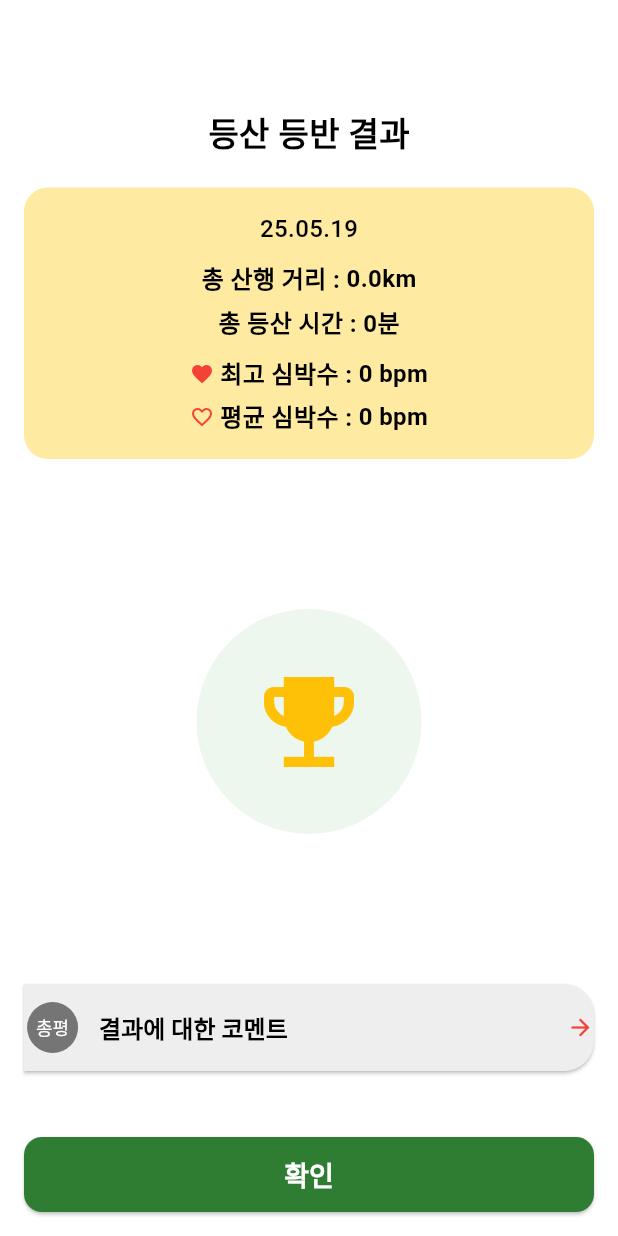
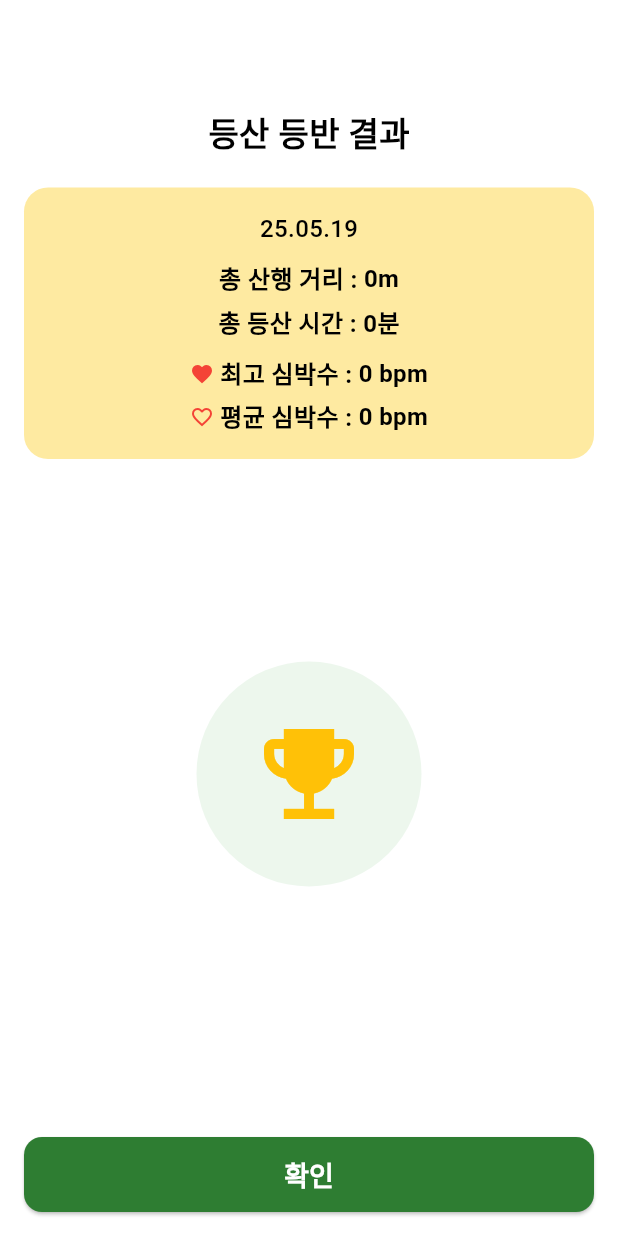
Before and after one commit to thesiakim/Ollana, a Flutter app: the TrackingResultScreen screen opened by its route, on a phone screen of 412 x 824 dp. Run offline on Flutter 3.47's test engine with Material 3 defaults, Android fonts, the phone set to English and light mode, and no system bars; our stand-ins replace app_links, carousel_slider, fl_chart, flutter_blue_plus, flutter_compass, flutter_dotenv and 6 more; missing offline and left inert: flutter_background_service, flutter_naver_map, jwt_decode, watch_connectivity; accounts and stored records are empty; network calls fail; Roboto replaces fonts that are missing (GmarketSans).

Commit message:
[황학선] #Fix Front :  트래킹 페이지 데이터 수정

```diff
--- a/front/lib/screens/tracking/tracking_result_screen.dart
+++ b/front/lib/screens/tracking/tracking_result_screen.dart
@@ -10,8 +10,8 @@ class TrackingResultScreen extends StatefulWidget {
   final String? opponentRecordDate;
   final int? opponentRecordTime;
   final int? opponentMaxHeartRate;
-  final double? opponentAvgHeartRate;
-  final int? currentElapsedSeconds;
+  final int? opponentAvgHeartRate;
+  final int? currentElapsedMinutes;
   final double? currentDistanceMeters;
   final String? previousRecordDate;
   final int? previousRecordTimeSeconds;
@@ -26,7 +26,7 @@ class TrackingResultScreen extends StatefulWidget {
     this.opponentRecordTime,
     this.opponentMaxHeartRate,
     this.opponentAvgHeartRate,
-    this.currentElapsedSeconds,
+    this.currentElapsedMinutes,
     this.currentDistanceMeters,
     this.previousRecordDate,
     this.previousRecordTimeSeconds,
@@ -71,14 +71,14 @@ class _TrackingResultScreenState extends State<TrackingResultScreen> {
   }
 
   // 분을 시간 문자열로 변환 (예: 90 -> "1시간 30분")
-  String _formatSeconds(int minutes) {
+  String _formatMinutes(int minutes) {
     final int hours = minutes ~/ 60;
     final int remainingMinutes = minutes % 60;
 
     if (hours > 0) {
-      return '${hours}시간 ${remainingMinutes}분';
+      return '$hours시간 $remainingMinutes분';
     } else {
-      return '${remainingMinutes}분';
+      return '$remainingMinutes분';
     }
   }
 
@@ -177,7 +177,7 @@ class _TrackingResultScreenState extends State<TrackingResultScreen> {
     debugPrint('[tracking_result_screen] resultData: ${widget.resultData}');
 
     // 현재 기록
-    final int currTime = widget.currentElapsedSeconds ?? 0;
+    final int currTime = widget.currentElapsedMinutes ?? 0;
     final double currDist = widget.currentDistanceMeters ?? 0.0;
     final String currDistText = currDist < 1000
         ? '${currDist.toInt()}분'
@@ -192,7 +192,7 @@ class _TrackingResultScreenState extends State<TrackingResultScreen> {
     // 이전 기록
     final String prevDate = widget.previousRecordDate ?? '—';
     final int prevTime = widget.previousRecordTimeSeconds ?? 0;
-    final String prevTimeText = _formatSeconds(prevTime);
+    final String prevTimeText = _formatMinutes(prevTime);
     final int prevMaxHr = widget.previousMaxHeartRate ?? 0;
     final int prevAvgHrDouble = widget.previousAvgHeartRate ?? 0;
     final String prevAvgHrText = '${prevAvgHrDouble.round()} bpm';
@@ -275,7 +275,7 @@ class _TrackingResultScreenState extends State<TrackingResultScreen> {
                                     style: TextStyle(
                                         fontSize: 12, color: Colors.grey[700])),
                                 SizedBox(height: 8),
-                                Text(_formatSeconds(appState.elapsedMinutes),
+                                Text(_formatMinutes(appState.elapsedMinutes),
                                     style: TextStyle(
                                         fontSize: 18,
                                         fontWeight: FontWeight.bold)),
@@ -386,7 +386,7 @@ class _TrackingResultScreenState extends State<TrackingResultScreen> {
                     ],
                   ),
 
-                  SizedBox(height: 24),
+                  SizedBox(height: 16),
 
                   // 뱃지 이미지 표시
                   if (badgeUrl.isNotEmpty)
@@ -422,7 +422,7 @@ class _TrackingResultScreenState extends State<TrackingResultScreen> {
                   else
                     Icon(Icons.emoji_events, size: 80, color: Colors.amber),
 
-                  SizedBox(height: 16),
+                  SizedBox(height: 9),
 
                   // 결과 정보 카드
                   Card(
@@ -487,7 +487,7 @@ class _TrackingResultScreenState extends State<TrackingResultScreen> {
     // 위젯으로 전달된 친구 기록 데이터 디버그 출력
     debugPrint('[tracking_result_screen] _buildVsFriendResult:');
     debugPrint('  - friendDate: ${widget.opponentRecordDate}');
-    debugPrint('  - friendTimeSeconds: ${widget.opponentRecordTime}');
+    debugPrint('  - friendTimeMinutes: ${widget.opponentRecordTime}');
     debugPrint('  - friendMaxHeartRate: ${widget.opponentMaxHeartRate}');
     debugPrint('  - friendAvgHeartRate: ${widget.opponentAvgHeartRate}');
 
@@ -496,7 +496,7 @@ class _TrackingResultScreenState extends State<TrackingResultScreen> {
 
     // 친구 기록 정보 - 위젯에서 가져오기
     final String friendDate = _formatDate(widget.opponentRecordDate) ?? '기본값';
-    final int friendTimeSeconds = widget.opponentRecordTime ?? 0;
+    final int friendTimeMinutes = widget.opponentRecordTime ?? 0;
     final int friendMaxHeartRate =
         widget.opponentMaxHeartRate ?? widget.resultData['maxHeartRate'] ?? 0;
     final double friendAvgHeartRate = widget.opponentAvgHeartRate ??
@@ -504,7 +504,7 @@ class _TrackingResultScreenState extends State<TrackingResultScreen> {
         0.0;
 
     // 현재 기록 정보
-    final int currTimeSeconds = widget.currentElapsedSeconds ?? 0;
+    final int currTimeSeconds = widget.currentElapsedMinutes ?? 0;
     final now = DateTime.now();
     final String currentDate =
         '${now.year.toString().substring(2)}.${now.month.toString().padLeft(2, '0')}.${now.day.toString().padLeft(2, '0')}';
@@ -585,7 +585,7 @@ class _TrackingResultScreenState extends State<TrackingResultScreen> {
                                     style: TextStyle(
                                         fontSize: 12, color: Colors.grey[700])),
                                 SizedBox(height: 8),
-                                Text(_formatSeconds(currTimeSeconds),
+                                Text(_formatMinutes(currTimeSeconds),
                                     style: TextStyle(
                                         fontSize: 18,
                                         fontWeight: FontWeight.bold)),
@@ -617,7 +617,7 @@ class _TrackingResultScreenState extends State<TrackingResultScreen> {
                                   ],
                                 ),
                                 Text(
-                                    '${widget.resultData['averageHeartRate'] ?? 0} bpm',
+                                    '${widget.resultData['averageHeartRate'].toInt() ?? 0} bpm',
                                     style: TextStyle(
                                         fontSize: 14,
                                         fontWeight: FontWeight.bold)),
@@ -654,7 +654,7 @@ class _TrackingResultScreenState extends State<TrackingResultScreen> {
                                     style: TextStyle(
                                         fontSize: 12, color: Colors.grey[700])),
                                 SizedBox(height: 8),
-                                Text(_formatSeconds(friendTimeSeconds),
+                                Text(_formatMinutes(friendTimeMinutes),
                                     style: TextStyle(
                                         fontSize: 18,
                                         fontWeight: FontWeight.bold)),
@@ -696,7 +696,7 @@ class _TrackingResultScreenState extends State<TrackingResultScreen> {
                     ],
                   ),
 
-                  SizedBox(height: 24),
+                  SizedBox(height: 16),
 
                   // 뱃지 이미지 표시
                   if (badgeUrl.isNotEmpty)
@@ -732,7 +732,7 @@ class _TrackingResultScreenState extends State<TrackingResultScreen> {
                   else
                     Icon(Icons.emoji_events, size: 80, color: Colors.amber),
 
-                  SizedBox(height: 16),
+                  SizedBox(height: 9),
 
                   // 결과 정보 카드
                   Card(
@@ -796,8 +796,8 @@ class _TrackingResultScreenState extends State<TrackingResultScreen> {
         '${now.year.toString().substring(2)}.${now.month.toString().padLeft(2, '0')}.${now.day.toString().padLeft(2, '0')}';
 
     // 등산 데이터를 live_tracking_screen에서 전달된 값으로 사용
-    final int timeSeconds = appState.elapsedSeconds;
-    final String timeFormatted = _formatSeconds(timeSeconds);
+    final int timeMinutes = appState.elapsedMinutes;
+    final String timeFormatted = _formatMinutes(timeMinutes);
 
     // 심박수 데이터는 서버 응답에서 가져옴
     final int maxHeartRate = (widget.resultData['maxHeartRate'] is double)
@@ -808,11 +808,13 @@ class _TrackingResultScreenState extends State<TrackingResultScreen> {
         : widget.resultData['averageHeartRate'] ?? 0;
 
     // 이동 거리는 AppState에서 가져옴 (m를 km로 변환)
-    final double distance = appState.distance / 1000;
-    final String distanceFormatted = '${distance.toStringAsFixed(1)}km';
+    final double distance = appState.distance;
+    final String distanceFormatted = distance < 1.0
+        ? '${(distance * 1000).toInt()}m'
+        : '${distance.toStringAsFixed(1)}km';
 
     debugPrint(
-        '등산 결과 데이터 - 시간: $timeSeconds초, 거리: $distance km, 최고심박수: $maxHeartRate, 평균심박수: $avgHeartRate');
+        '등산 결과 데이터 - 시간: $timeMinutes, 거리: $distance km, 최고심박수: $maxHeartRate, 평균심박수: $avgHeartRate');
 
     return Padding(
       padding: const EdgeInsets.all(16.0),
@@ -963,62 +965,6 @@ class _TrackingResultScreenState extends State<TrackingResultScreen> {
                   : _buildBadgeFallback(),
             ),
           ),
-
-          // 결과에 대한 코멘트 버튼
-          Container(
-            width: double.infinity,
-            margin: EdgeInsets.only(bottom: 12),
-            child: ElevatedButton(
-              onPressed: () {
-                // 코멘트 표시 로직 추가
-                ScaffoldMessenger.of(context).showSnackBar(
-                  SnackBar(content: Text('수고하셨습니다! 오늘도 성공적인 등산이었습니다.')),
-                );
-              },
-              style: ElevatedButton.styleFrom(
-                backgroundColor: Colors.grey[200],
-                foregroundColor: Colors.black,
-                padding: EdgeInsets.symmetric(vertical: 12),
-                shape: RoundedRectangleBorder(
-                  borderRadius: BorderRadius.only(
-                    topRight: Radius.circular(20),
-                    bottomRight: Radius.circular(20),
-                  ),
-                ),
-              ),
-              child: Row(
-                children: [
-                  Container(
-                    padding: EdgeInsets.all(8),
-                    decoration: BoxDecoration(
-                      color: Colors.grey[600],
-                      shape: BoxShape.circle,
-                    ),
-                    child: Text(
-                      '총평',
-                      style: TextStyle(
-                        fontSize: 12,
-                        color: Colors.white,
-                      ),
-                    ),
-                  ),
-                  SizedBox(width: 12),
-                  Text(
-                    '결과에 대한 코멘트',
-                    style: TextStyle(
-                      fontSize: 16,
-                      fontWeight: FontWeight.bold,
-                    ),
-                  ),
-                  Spacer(),
-                  Icon(
-                    Icons.arrow_forward,
-                    color: Colors.red,
-                  ),
-                ],
-              ),
-            ),
-          ),
         ],
       ),
     );
```
Also changed, not shown: front/lib/models/app_state.dart (+33 -3 lines), front/lib/screens/tracking/friend_search_screen.dart (+1 -6 lines), front/lib/screens/tracking/live_tracking_screen.dart (+15 -38 lines), front/lib/screens/tracking/mode_select_screen.dart (+45 -6 lines).
